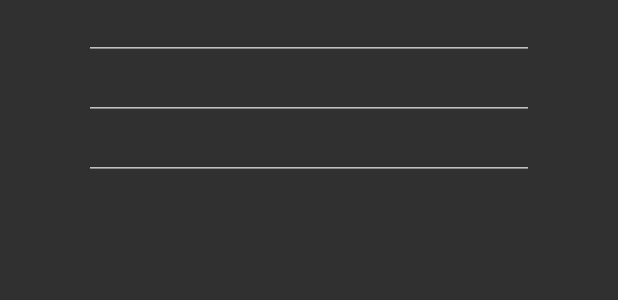
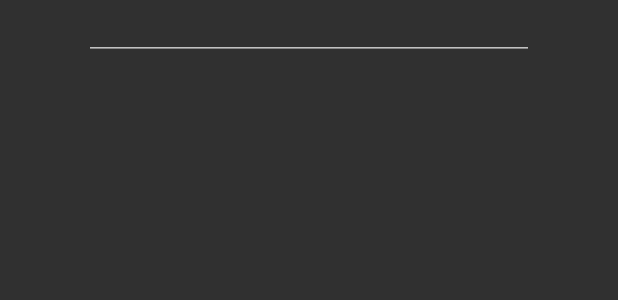
Before and after one commit to rjd021/BH, an Android app: the layout layout_venue.xml on its own in the app's theme, with its tools: preview values and no code run, on a phone screen of 412 x 824 dp. Shown: the top 300 px of the screen. Run offline under Robolectric (Android 15) with nearby library versions, the phone set to English and light mode, and no system bars.

Commit message:
venue page updates

```diff
--- a/app/src/main/java/com/boozehound/boozehound12/VenueActivity.java
+++ b/app/src/main/java/com/boozehound/boozehound12/VenueActivity.java
@@ -148,7 +148,7 @@ public class VenueActivity extends AppCompatActivity implements AsyncResponse {
         offerlist = new JsonConverter<GetOffers>().toArrayList(s, GetOffers.class);
 
         BindDictionary<GetOffers> dict = new BindDictionary<GetOffers>();
-        dict.addStringField(R.id.HappyHourID, new StringExtractor<GetOffers>(){
+       /* dict.addStringField(R.id.HappyHourID, new StringExtractor<GetOffers>(){
             @Override
             public String getStringValue(GetOffers offers, int position){
                 return "" + offers.HappyHourID;
@@ -160,7 +160,7 @@ public class VenueActivity extends AppCompatActivity implements AsyncResponse {
             public String getStringValue(GetOffers offers, int position) {
                 return "" + offers.DrinkID;
             }
-        });
+        });*/
         dict.addStringField(R.id.Price, new StringExtractor<GetOffers>() {
             @Override
             public String getStringValue(GetOffers offers, int position) {
--- a/app/src/main/res/layout/layout_venue.xml
+++ b/app/src/main/res/layout/layout_venue.xml
@@ -5,7 +5,7 @@
     android:orientation="vertical">
 
     <EditText
-        android:id="@+id/HappyHourID"
+        android:id="@+id/Price"
         android:layout_width="300dp"
         android:layout_height="wrap_content"
         android:cursorVisible="false"
@@ -18,35 +18,5 @@
         android:layout_alignParentTop="true"
         android:layout_centerHorizontal="true" />
 
-    <EditText
-        android:id="@+id/DrinkID"
-        android:layout_width="300dp"
-        android:layout_height="wrap_content"
-        android:cursorVisible="false"
-        android:ems="10"
-        android:focusable="false"
-        android:focusableInTouchMode="false"
-        android:inputType="textPersonName"
-        android:textAlignment="textStart"
-        android:textSize="14sp"
-        android:layout_below="@+id/Price"
-        android:layout_alignLeft="@+id/Price"
-        android:layout_alignStart="@+id/Price" />
-
-    <EditText
-        android:id="@+id/Price"
-        android:layout_width="300dp"
-        android:layout_height="wrap_content"
-        android:cursorVisible="false"
-        android:ems="10"
-        android:focusable="false"
-        android:focusableInTouchMode="false"
-        android:inputType="textPersonName"
-        android:textAlignment="textStart"
-        android:textSize="14sp"
-        android:layout_below="@+id/HappyHourID"
-        android:layout_alignLeft="@+id/HappyHourID"
-        android:layout_alignStart="@+id/HappyHourID" />
-
 
 </RelativeLayout>
```
Also changed, not shown: 5 other files.
